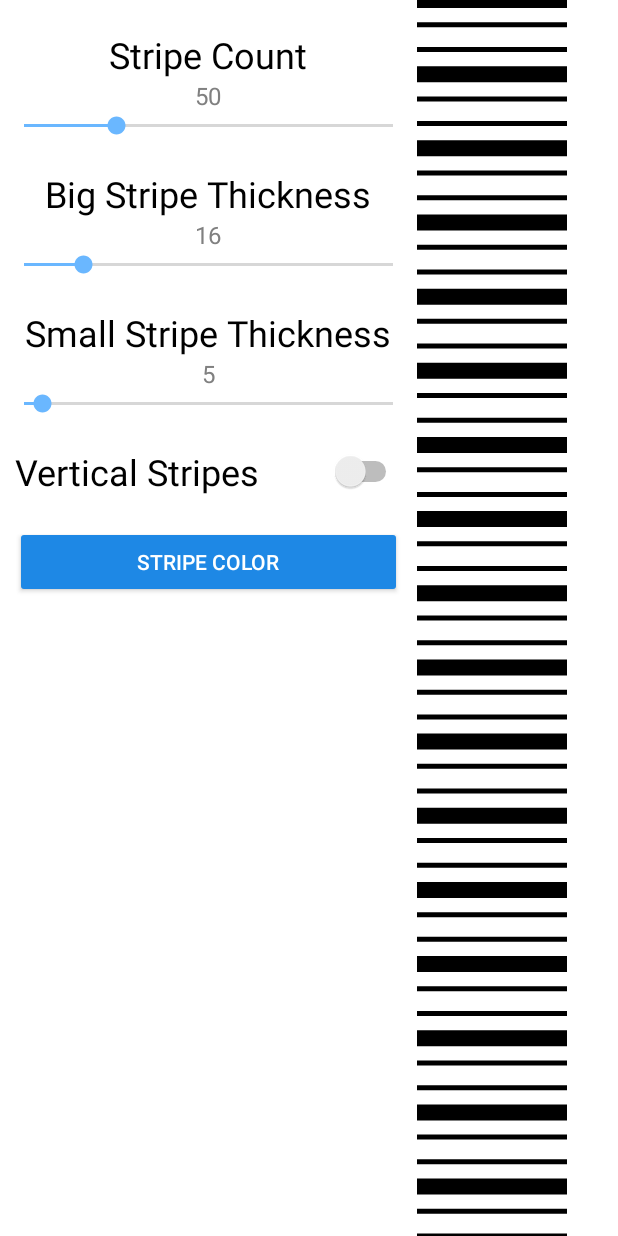
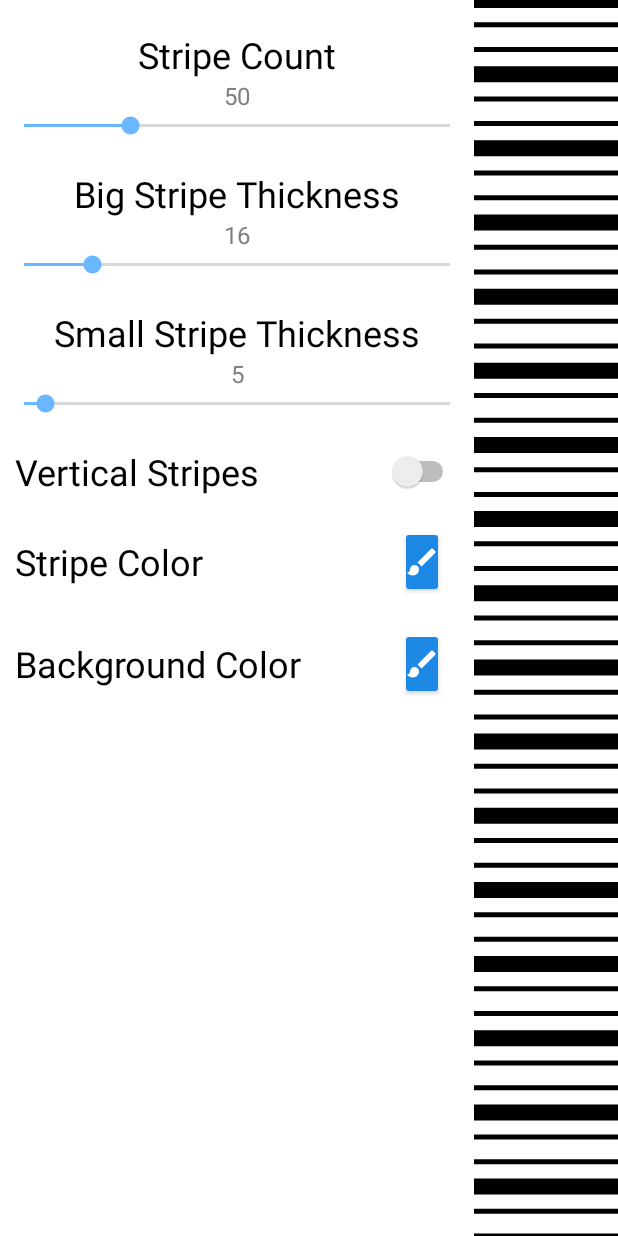
Before and after one commit to henkelmax/digital-dent-sail, an Android app: the SettingsActivity screen opened directly, with no data from a screen before it, on a phone screen of 412 x 824 dp. Run offline under Robolectric (Android 15) with nearby library versions, the phone set to English and light mode, and no system bars; libraries missing offline, so code that uses them is left out: top.defaults.colorpicker.

Commit message:
Add background color setting

```diff
--- a/app/src/main/java/de/maxhenkel/hagelapp/MainActivity.java
+++ b/app/src/main/java/de/maxhenkel/hagelapp/MainActivity.java
@@ -102,6 +102,7 @@ public class MainActivity extends AppCompatActivity {
         stripeView.setBigStripeThickness(sharedPreferences.getInt("stripe_thickness_big", 16));
         stripeView.setThinStripeThickness(sharedPreferences.getInt("stripe_thickness_small", 5));
         stripeView.setStripeColor(sharedPreferences.getInt("stripe_color", Color.BLACK));
+        stripeView.setBackgroundColor(sharedPreferences.getInt("background_color", Color.WHITE));
         stripeView.setVertical(sharedPreferences.getBoolean("vertical_stripes", false));
 
         stripeView.invalidate();
--- a/app/src/main/java/de/maxhenkel/hagelapp/SettingsActivity.java
+++ b/app/src/main/java/de/maxhenkel/hagelapp/SettingsActivity.java
@@ -7,7 +7,7 @@ import android.graphics.Color;
 import android.os.Bundle;
 import android.view.Window;
 import android.view.WindowManager;
-import android.widget.Button;
+import android.widget.ImageButton;
 import android.widget.SeekBar;
 import android.widget.Switch;
 import android.widget.TextView;
@@ -27,7 +27,8 @@ public class SettingsActivity extends AppCompatActivity {
     private SeekBar stripeThicknessSmall;
     private TextView stripeThicknessSmallText;
     private Switch verticalStripes;
-    private Button colorButton;
+    private ImageButton stripeColorButton;
+    private ImageButton backgroundColorButton;
 
     private StripeView stripeView;
 
@@ -149,8 +150,8 @@ public class SettingsActivity extends AppCompatActivity {
             setLayout();
         });
 
-        colorButton = findViewById(R.id.colorButton);
-        colorButton.setOnClickListener(v -> {
+        stripeColorButton = findViewById(R.id.stripeColorButton);
+        stripeColorButton.setOnClickListener(v -> {
             new ColorPickerPopup.Builder(this)
                     .initialColor(sharedPreferences.getInt("stripe_color", Color.BLACK))
                     .enableBrightness(true)
@@ -169,6 +170,27 @@ public class SettingsActivity extends AppCompatActivity {
                         }
                     });
         });
+
+        backgroundColorButton = findViewById(R.id.backgroundColorButton);
+        backgroundColorButton.setOnClickListener(v -> {
+            new ColorPickerPopup.Builder(this)
+                    .initialColor(sharedPreferences.getInt("background_color", Color.WHITE))
+                    .enableBrightness(true)
+                    .enableAlpha(false)
+                    .okTitle(getString(R.string.choose_color))
+                    .cancelTitle(getString(R.string.cancel_choose_color))
+                    .showIndicator(true)
+                    .showValue(true)
+                    .build()
+                    .show(v, new ColorPickerPopup.ColorPickerObserver() {
+                        @Override
+                        public void onColorPicked(int color) {
+                            sharedPreferences.edit().putInt("background_color", color).apply();
+                            stripeView.setBackgroundColor(color);
+                            stripeView.invalidate();
+                        }
+                    });
+        });
     }
 
 }
--- a/app/src/main/java/de/maxhenkel/hagelapp/StripeView.java
+++ b/app/src/main/java/de/maxhenkel/hagelapp/StripeView.java
@@ -16,6 +16,7 @@ public class StripeView extends View {
 
     private int stripeCount;
     private boolean vertical;
+    private int backgroundColor;
 
     public StripeView(Context context, @Nullable AttributeSet attrs) {
         super(context, attrs);
@@ -31,15 +32,17 @@ public class StripeView extends View {
         thinPaint.setColor(Color.BLACK);
         thinPaint.setStyle(Paint.Style.STROKE);
         thinPaint.setStrokeWidth(5F);
+
+        backgroundColor = Color.WHITE;
     }
 
     @Override
     protected void onDraw(Canvas canvas) {
         super.onDraw(canvas);
 
-        canvas.drawColor(Color.WHITE);
+        canvas.drawColor(backgroundColor);
 
-        if(vertical){
+        if (vertical) {
             float stripeSpacing = (float) getWidth() / stripeCount;
 
             for (int i = 0; i <= stripeCount; i++) {
@@ -49,7 +52,7 @@ public class StripeView extends View {
                     canvas.drawLine(i * stripeSpacing, 0F, i * stripeSpacing, getHeight(), thinPaint);
                 }
             }
-        }else{
+        } else {
             float stripeSpacing = (float) getHeight() / stripeCount;
 
             for (int i = 0; i <= stripeCount; i++) {
@@ -82,4 +85,9 @@ public class StripeView extends View {
     public void setVertical(boolean vertical) {
         this.vertical = vertical;
     }
+
+    @Override
+    public void setBackgroundColor(int backgroundColor) {
+        this.backgroundColor = backgroundColor;
+    }
 }
--- /dev/null
+++ b/app/src/main/res/drawable-v24/brush.xml
@@ -0,0 +1,7 @@
+<vector xmlns:android="http://schemas.android.com/apk/res/android"
+    android:height="24dp"
+    android:width="24dp"
+    android:viewportWidth="24"
+    android:viewportHeight="24">
+    <path android:fillColor="#FFF" android:pathData="M20.71,4.63L19.37,3.29C19,2.9 18.35,2.9 17.96,3.29L9,12.25L11.75,15L20.71,6.04C21.1,5.65 21.1,5 20.71,4.63M7,14A3,3 0 0,0 4,17C4,18.31 2.84,19 2,19C2.92,20.22 4.5,21 6,21A4,4 0 0,0 10,17A3,3 0 0,0 7,14Z" />
+</vector>
--- a/app/src/main/res/layout/settings.xml
+++ b/app/src/main/res/layout/settings.xml
@@ -98,16 +98,62 @@
             android:layout_weight="1"
             android:text="@string/settings_vertical_stripes" />
 
-        <Button
-            android:id="@+id/colorButton"
+        <LinearLayout
             android:layout_width="match_parent"
-            android:layout_height="wrap_content"
+            android:layout_height="match_parent"
+            android:orientation="horizontal"
             android:layout_marginTop="20dp"
             android:layout_marginHorizontal="10dp"
-            android:layout_weight="1"
-            android:backgroundTint="@color/colorPrimary"
-            style="@style/Widget.AppCompat.Button.Colored"
-            android:text="@string/settings_stripe_color" />
+            android:gravity="center">
+
+            <TextView
+                android:layout_width="match_parent"
+                android:layout_height="wrap_content"
+                android:textColor="@color/colorTextPrimary"
+                android:textSize="24sp"
+                android:layout_weight="1"
+                android:text="@string/settings_stripe_color" />
+
+            <ImageButton
+                android:id="@+id/stripeColorButton"
+                android:layout_width="match_parent"
+                android:layout_height="wrap_content"
+
+                android:layout_marginHorizontal="10dp"
+                android:layout_weight="5"
+                android:backgroundTint="@color/colorPrimary"
+                style="@style/Widget.AppCompat.Button.Colored"
+                android:src="@drawable/brush" />
+        </LinearLayout>
+
+        <LinearLayout
+            android:layout_width="match_parent"
+            android:layout_height="match_parent"
+            android:orientation="horizontal"
+            android:layout_marginTop="20dp"
+            android:layout_marginHorizontal="10dp"
+            android:gravity="center">
+
+            <TextView
+                android:layout_width="match_parent"
+                android:layout_height="wrap_content"
+                android:textColor="@color/colorTextPrimary"
+                android:textSize="24sp"
+                android:layout_weight="1"
+                android:text="@string/settings_background_color" />
+
+            <ImageButton
+                android:id="@+id/backgroundColorButton"
+                android:layout_width="match_parent"
+                android:layout_height="wrap_content"
+
+                android:layout_marginHorizontal="10dp"
+                android:layout_weight="5"
+                android:backgroundTint="@color/colorPrimary"
+                style="@style/Widget.AppCompat.Button.Colored"
+                android:src="@drawable/brush" />
+        </LinearLayout>
+
     </LinearLayout>
 
 </ScrollView>
--- a/app/src/main/res/values/strings.xml
+++ b/app/src/main/res/values/strings.xml
@@ -9,4 +9,5 @@
     <string name="settings_small_stripe_thickness">Small Stripe Thickness</string>
     <string name="settings_vertical_stripes">Vertical Stripes</string>
     <string name="settings_stripe_color">Stripe Color</string>
+    <string name="settings_background_color">Background Color</string>
 </resources>
```
Also changed, not shown: 1 other file.
